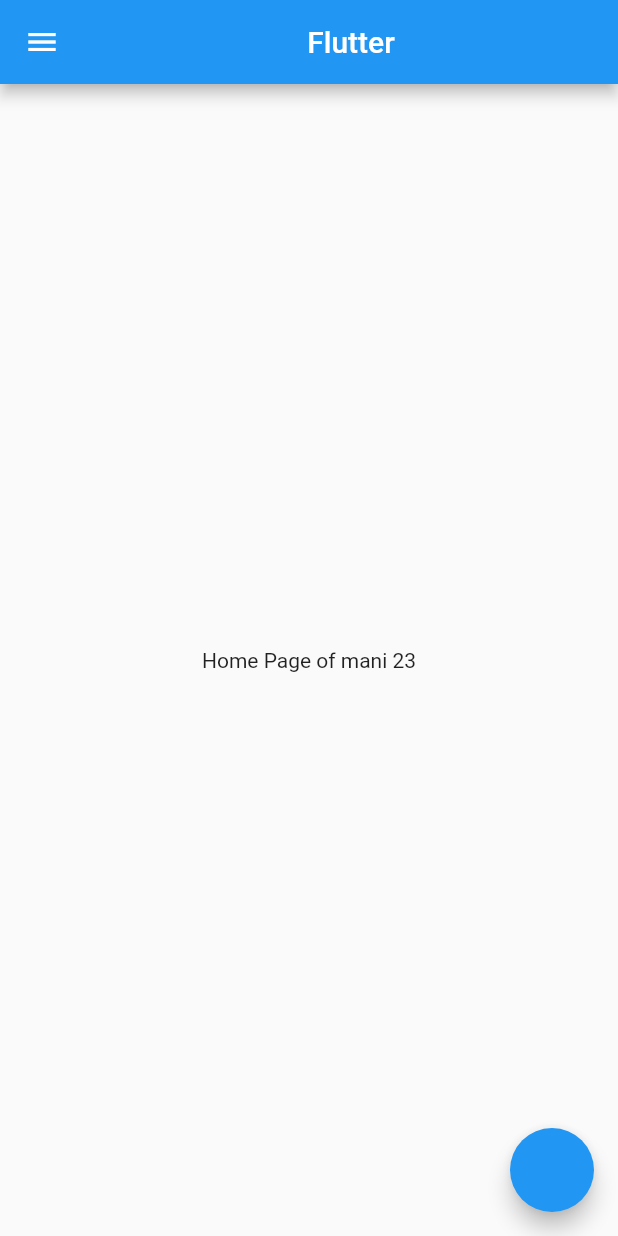
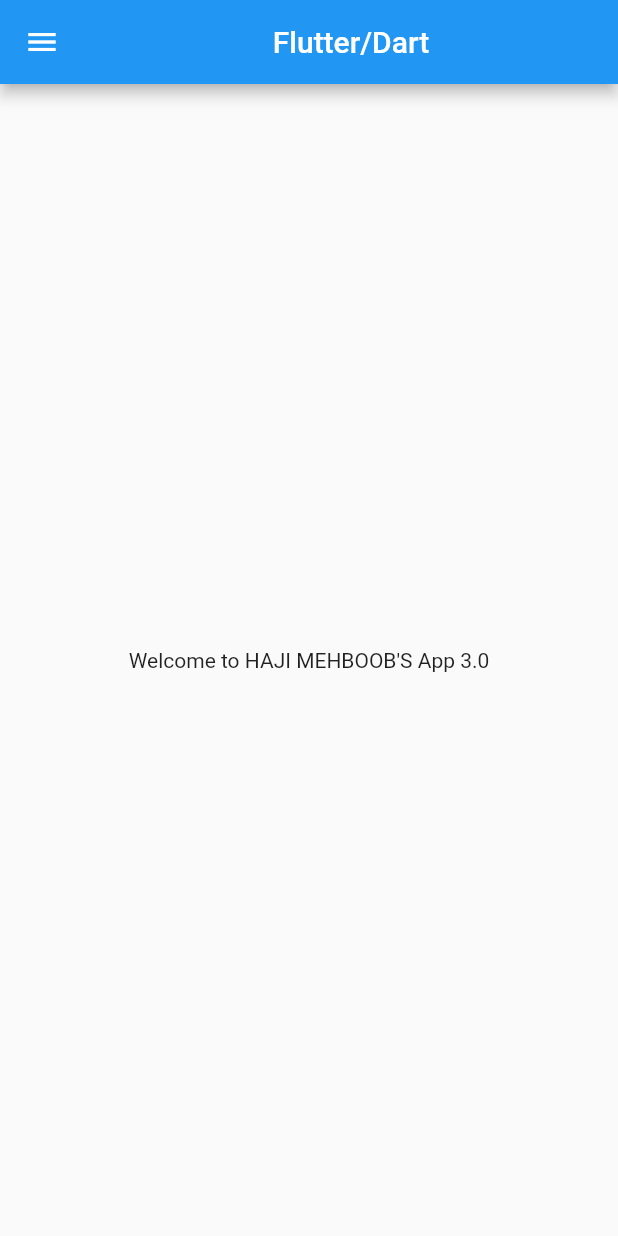
Before and after one commit to Muhammad-Usmaan/FlutterApp, a Flutter app: the screen it shows after launch, on a phone screen of 412 x 824 dp. Run offline on Flutter 3.47's test engine with Material 2 defaults, Android fonts, the phone set to English and light mode, and no system bars.

Commit message:
First commit

```diff
--- a/lib/home_page.dart
+++ b/lib/home_page.dart
@@ -1,26 +1,23 @@
-
 import 'package:flutter/material.dart';
 
 class HomePage extends StatelessWidget {
   const HomePage({Key? key}) : super(key: key);
 
-  final int nu = 23;
-  final String name = "mani";
-
   @override
+  final String name = "HAJI";
+  final double no = 3;
   Widget build(BuildContext context) {
     return Scaffold(
       appBar: AppBar(
-          title: Center(child: Text("Flutter")),
+        title: Center(
+          child: Text("Flutter/Dart")),
       ),
       drawer: Drawer(),
       body: Center(
         child: Container(
-            child: Text("Home Page of $name $nu"),
+          child: Text("Welcome to $name MEHBOOB'S App $no"),
         ),
       ),
-        floatingActionButton: FloatingActionButton(onPressed: ((null))
-        )
     );
   }
 }
```
Lines whose indentation alone changed are shown as unchanged.
